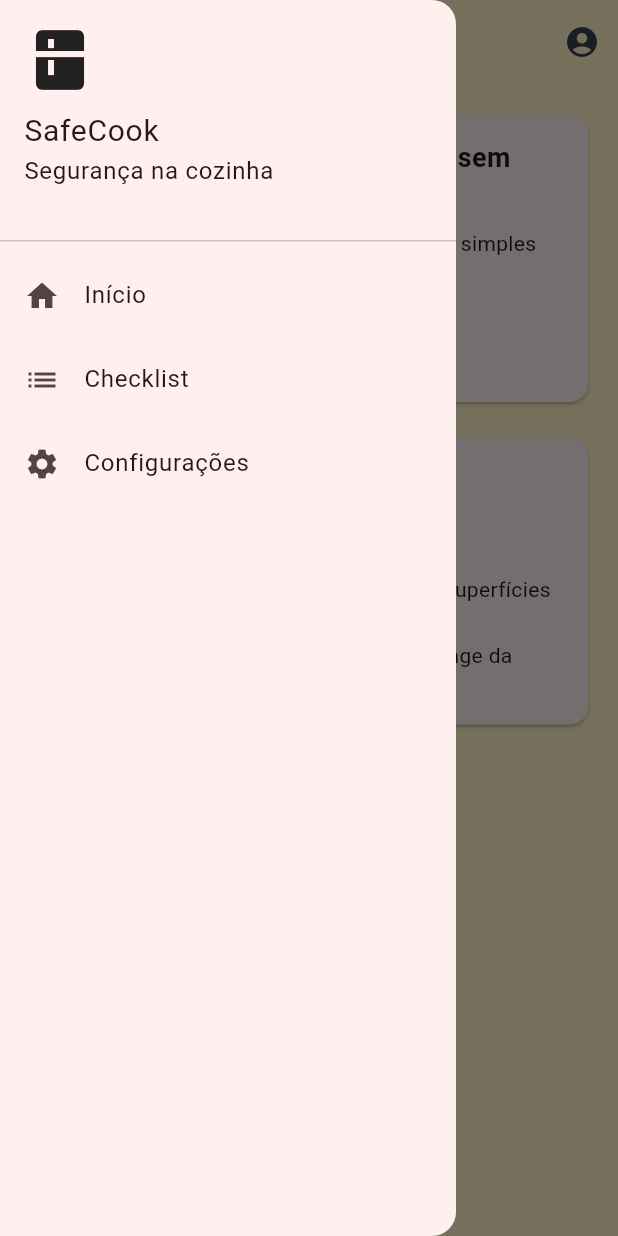
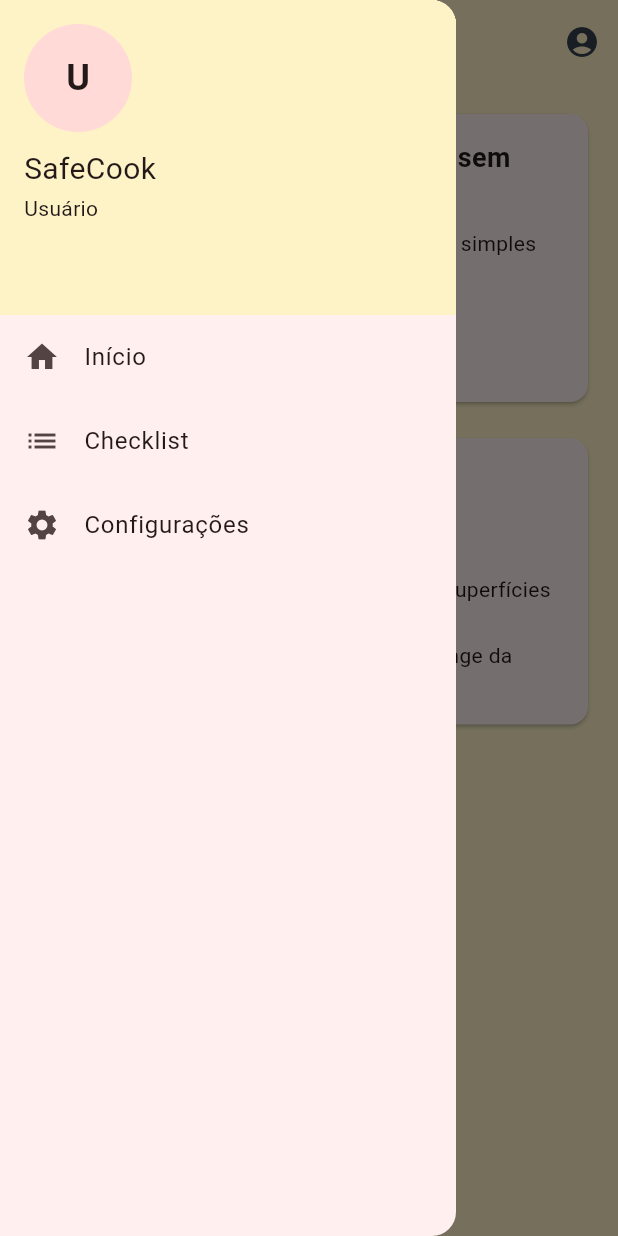
Before and after one commit to Rafael-Tomkowski/safecook, a Flutter app: the HomePage screen opened by its route, with the side drawer open, on a phone screen of 412 x 824 dp. Run offline on Flutter 3.47's test engine with Material 3 defaults, Android fonts, the phone set to English and light mode, and no system bars; our stand-ins replace image_picker, shared_preferences, supabase_flutter; accounts and stored records are empty.

Commit message:
Add profile photo avatar in drawer and app bar (local cache)

```diff
--- /dev/null
+++ b/lib/features/checklist/presentation/widgets/profile_appbar_button.dart
@@ -0,0 +1,49 @@
+import 'dart:typed_data';
+
+import 'package:flutter/material.dart';
+import 'package:safecook/services/avatar_service.dart';
+
+class ProfileAppBarButton extends StatefulWidget {
+  final VoidCallback onPressed;
+
+  const ProfileAppBarButton({super.key, required this.onPressed});
+
+  @override
+  State<ProfileAppBarButton> createState() => _ProfileAppBarButtonState();
+}
+
+class _ProfileAppBarButtonState extends State<ProfileAppBarButton> {
+  @override
+  void initState() {
+    super.initState();
+    // garante que o avatar seja carregado do cache ao entrar na Home
+    avatarService.loadAvatarBytes();
+  }
+
+  @override
+  Widget build(BuildContext context) {
+    return ValueListenableBuilder<Uint8List?>(
+      valueListenable: avatarService.avatarNotifier,
+      builder: (context, bytes, _) {
+        final Widget icon = (bytes != null)
+            ? CircleAvatar(
+                radius: 14,
+                backgroundImage: MemoryImage(bytes),
+              )
+            : const Icon(Icons.account_circle);
+
+        return Semantics(
+          button: true,
+          label: 'Abrir configurações da conta',
+          child: Tooltip(
+            message: 'Conta / Configurações',
+            child: IconButton(
+              onPressed: widget.onPressed,
+              icon: icon,
+            ),
+          ),
+        );
+      },
+    );
+  }
+}
--- /dev/null
+++ b/lib/features/checklist/presentation/widgets/user_drawer_header.dart
@@ -0,0 +1,163 @@
+import 'dart:typed_data';
+
+import 'package:flutter/material.dart';
+import 'package:supabase_flutter/supabase_flutter.dart';
+
+import 'package:safecook/services/avatar_service.dart';
+
+class UserDrawerHeader extends StatefulWidget {
+  const UserDrawerHeader({super.key});
+
+  @override
+  State<UserDrawerHeader> createState() => _UserDrawerHeaderState();
+}
+
+class _UserDrawerHeaderState extends State<UserDrawerHeader> {
+  Uint8List? _avatarBytes;
+  bool _loading = true;
+
+  @override
+  void initState() {
+    super.initState();
+    _loadAvatar();
+  }
+
+  Future<void> _loadAvatar() async {
+    final bytes = await avatarService.loadAvatarBytes();
+    if (!mounted) return;
+    setState(() {
+      _avatarBytes = bytes;
+      _loading = false;
+    });
+  }
+
+  Future<void> _pickAvatar() async {
+    final bytes = await avatarService.pickCompressAndSaveAvatar();
+    if (!mounted) return;
+    if (bytes != null) {
+      setState(() => _avatarBytes = bytes);
+      ScaffoldMessenger.of(context).showSnackBar(
+        const SnackBar(content: Text('Foto atualizada.')),
+      );
+    }
+  }
+
+  Future<void> _removeAvatar() async {
+    await avatarService.removeAvatar();
+    if (!mounted) return;
+    setState(() => _avatarBytes = null);
+    ScaffoldMessenger.of(context).showSnackBar(
+      const SnackBar(content: Text('Foto removida.')),
+    );
+  }
+
+  void _openAvatarActions() {
+    showModalBottomSheet(
+      context: context,
+      showDragHandle: true,
+      builder: (_) {
+        return SafeArea(
+          child: Column(
+            mainAxisSize: MainAxisSize.min,
+            children: [
+              ListTile(
+                leading: const Icon(Icons.photo_library),
+                title: const Text('Escolher foto'),
+                onTap: () async {
+                  Navigator.pop(context);
+                  await _pickAvatar();
+                },
+              ),
+              if (_avatarBytes != null)
+                ListTile(
+                  leading: const Icon(Icons.delete),
+                  title: const Text('Remover foto'),
+                  onTap: () async {
+                    Navigator.pop(context);
+                    await _removeAvatar();
+                  },
+                ),
+              const SizedBox(height: 8),
+            ],
+          ),
+        );
+      },
+    );
+  }
+
+  @override
+  Widget build(BuildContext context) {
+    final user = Supabase.instance.client.auth.currentUser;
+    final email = user?.email ?? '';
+    final initials = AvatarService.initialsFromEmail(email);
+
+    const double avatarSize = 72;
+
+    final avatar = CircleAvatar(
+      radius: avatarSize / 2,
+      backgroundImage: _avatarBytes != null ? MemoryImage(_avatarBytes!) : null,
+      child: _avatarBytes == null
+          ? Text(
+              initials,
+              style: Theme.of(context).textTheme.headlineSmall?.copyWith(
+                    fontWeight: FontWeight.bold,
+                  ),
+            )
+          : null,
+    );
+
+    // ✅ altura controlada (sem DrawerHeader)
+    return Material(
+      color: Theme.of(context).colorScheme.surface,
+      child: SafeArea(
+        bottom: false,
+        child: Container(
+          padding: const EdgeInsets.fromLTRB(16, 16, 16, 12),
+          height: 210, // suficiente para avatar + textos + botão sem overflow
+          width: double.infinity,
+          child: Column(
+            crossAxisAlignment: CrossAxisAlignment.start,
+            children: [
+              Semantics(
+                button: true,
+                label: 'Foto do usuário. Toque para alterar.',
+                child: Tooltip(
+                  message: 'Alterar foto do perfil',
+                  child: InkWell(
+                    onTap: _loading ? null : _openAvatarActions,
+                    borderRadius: BorderRadius.circular(avatarSize),
+                    child: SizedBox(
+                      width: avatarSize,
+                      height: avatarSize,
+                      child: Center(child: avatar),
+                    ),
+                  ),
+                ),
+              ),
+              const SizedBox(height: 10),
+              const Text('SafeCook', style: TextStyle(fontSize: 20)),
+              const SizedBox(height: 2),
+              Text(
+                email.isEmpty ? 'Usuário' : email,
+                maxLines: 1,
+                overflow: TextOverflow.ellipsis,
+              ),
+              const Spacer(),
+
+              // ✅ botão visível pra remover a foto
+              if (_avatarBytes != null)
+                SizedBox(
+                  height: 44, // alvo bom (>= 48dp é recomendado; aqui está bem próximo, mas o ListTile abaixo também ajuda)
+                  child: TextButton.icon(
+                    onPressed: _removeAvatar,
+                    icon: const Icon(Icons.delete_outline),
+                    label: const Text('Remover foto'),
+                  ),
+                ),
+            ],
+          ),
+        ),
+      ),
+    );
+  }
+}
--- a/lib/screens/home_page.dart
+++ b/lib/screens/home_page.dart
@@ -1,6 +1,9 @@
 import 'package:flutter/material.dart';
 import 'package:supabase_flutter/supabase_flutter.dart';
+
 import '../features/checklist/presentation/pages/checklist_list_page.dart';
+import '../features/checklist/presentation/widgets/user_drawer_header.dart';
+import '../features/checklist/presentation/widgets/profile_appbar_button.dart';
 
 class HomePage extends StatelessWidget {
   const HomePage({super.key});
@@ -20,21 +23,21 @@ class HomePage extends StatelessWidget {
     final supabase = Supabase.instance.client;
     final user = supabase.auth.currentUser;
 
-    // Se não estiver logado, manda pro login
     if (user == null) {
       WidgetsBinding.instance.addPostFrameCallback((_) {
         Navigator.of(context).pushNamedAndRemoveUntil('/login', (_) => false);
       });
-      return const Scaffold(body: Center(child: CircularProgressIndicator()));
+
+      return const Scaffold(
+        body: Center(child: CircularProgressIndicator()),
+      );
     }
 
     return Scaffold(
       appBar: AppBar(
         title: const Text('SafeCook'),
         actions: [
-          IconButton(
-            tooltip: user.email ?? 'Conta',
-            icon: const Icon(Icons.account_circle),
+          ProfileAppBarButton(
             onPressed: () => _openSettings(context),
           ),
         ],
@@ -42,17 +45,7 @@ class HomePage extends StatelessWidget {
       drawer: Drawer(
         child: ListView(
           children: [
-            const DrawerHeader(
-              child: Column(
-                crossAxisAlignment: CrossAxisAlignment.start,
-                children: [
-                  Icon(Icons.kitchen, size: 48),
-                  SizedBox(height: 8),
-                  Text('SafeCook', style: TextStyle(fontSize: 20)),
-                  Text('Segurança na cozinha'),
-                ],
-              ),
-            ),
+            const UserDrawerHeader(),
             ListTile(
               leading: const Icon(Icons.home),
               title: const Text('Início'),
@@ -87,7 +80,11 @@ class HomePage extends StatelessWidget {
                 child: Row(
                   crossAxisAlignment: CrossAxisAlignment.start,
                   children: [
-                    const Icon(Icons.rice_bowl, size: 48, color: Color(0xFFEF4444)),
+                    const Icon(
+                      Icons.rice_bowl,
+                      size: 48,
+                      color: Color(0xFFEF4444),
+                    ),
                     const SizedBox(width: 16),
                     Expanded(
                       child: Column(
@@ -95,10 +92,15 @@ class HomePage extends StatelessWidget {
                         children: [
                           const Text(
                             'Primeiros passos: Arroz sem erro',
-                            style: TextStyle(fontSize: 18, fontWeight: FontWeight.bold),
+                            style: TextStyle(
+                              fontSize: 18,
+                              fontWeight: FontWeight.bold,
+                            ),
                           ),
                           const SizedBox(height: 8),
-                          const Text('Comece praticando um preparo simples com um checklist organizado.'),
+                          const Text(
+                            'Comece praticando um preparo simples com um checklist organizado.',
+                          ),
                           const SizedBox(height: 12),
                           FilledButton.icon(
                             onPressed: () => _openChecklist(context),
@@ -119,7 +121,11 @@ class HomePage extends StatelessWidget {
                 child: Row(
                   crossAxisAlignment: CrossAxisAlignment.start,
                   children: [
-                    const Icon(Icons.shield_moon, size: 40, color: Color(0xFF374151)),
+                    const Icon(
+                      Icons.shield_moon,
+                      size: 40,
+                      color: Color(0xFF374151),
+                    ),
                     const SizedBox(width: 16),
                     Expanded(
                       child: Column(
@@ -127,7 +133,10 @@ class HomePage extends StatelessWidget {
                         children: const [
                           Text(
                             'Dicas rápidas de segurança',
-                            style: TextStyle(fontSize: 16, fontWeight: FontWeight.bold),
+                            style: TextStyle(
+                              fontSize: 16,
+                              fontWeight: FontWeight.bold,
+                            ),
                           ),
                           SizedBox(height: 8),
                           Text('• Não deixe panelas no fogo sem supervisão.'),
--- /dev/null
+++ b/lib/services/avatar_service.dart
@@ -0,0 +1,118 @@
+import 'dart:convert';
+import 'dart:typed_data';
+
+import 'package:flutter/foundation.dart';
+import 'package:image/image.dart' as img;
+import 'package:image_picker/image_picker.dart';
+
+import '../main.dart'; // prefsService
+
+class AvatarService {
+  static const String _keyAvatarBase64 = 'user_avatar_b64_v1';
+
+  final ImagePicker _picker = ImagePicker();
+
+  /// Notificador global: quando mudar, o AppBar e Drawer atualizam.
+  final ValueNotifier<Uint8List?> avatarNotifier = ValueNotifier<Uint8List?>(null);
+
+  Future<Uint8List?> loadAvatarBytes() async {
+    // se já está em memória, reaproveita
+    if (avatarNotifier.value != null) return avatarNotifier.value;
+
+    final b64 = prefsService.getString(_keyAvatarBase64);
+    if (b64 == null || b64.isEmpty) {
+      avatarNotifier.value = null;
+      return null;
+    }
+
+    try {
+      final bytes = base64Decode(b64);
+      avatarNotifier.value = bytes;
+      return bytes;
+    } catch (_) {
+      avatarNotifier.value = null;
+      return null;
+    }
+  }
+
+  Future<void> removeAvatar() async {
+    await prefsService.remove(_keyAvatarBase64);
+    avatarNotifier.value = null;
+  }
+
+  /// Seleciona imagem, sanitiza (remove EXIF por re-encode) e comprime.
+  Future<Uint8List?> pickCompressAndSaveAvatar() async {
+    final XFile? file = await _picker.pickImage(
+      source: ImageSource.gallery,
+    );
+
+    if (file == null) return null;
+
+    final bytes = await file.readAsBytes();
+    final sanitized = _sanitizeAndCompress(bytes);
+
+    final b64 = base64Encode(sanitized);
+    await prefsService.setString(_keyAvatarBase64, b64);
+
+    // 🔥 atualiza listeners
+    avatarNotifier.value = sanitized;
+    return sanitized;
+  }
+
+  static String initialsFromEmail(String? email) {
+    final e = (email ?? '').trim();
+    if (e.isEmpty) return 'U';
+
+    final beforeAt = e.split('@').first;
+    final cleaned = beforeAt.replaceAll(RegExp(r'[^a-zA-Z0-9\. _-]'), '');
+
+    final parts = cleaned
+        .split(RegExp(r'[\. _-]+'))
+        .where((p) => p.trim().isNotEmpty)
+        .toList();
+
+    if (parts.isEmpty) {
+      final first = cleaned.isNotEmpty ? cleaned[0] : 'U';
+      return first.toUpperCase();
+    }
+
+    final first = parts[0][0].toUpperCase();
+    final second = parts.length > 1 ? parts[1][0].toUpperCase() : '';
+    final initials = (first + second).trim();
+    return initials.isEmpty ? 'U' : initials;
+  }
+
+  Uint8List _sanitizeAndCompress(Uint8List input) {
+    try {
+      final decoded = img.decodeImage(input);
+      if (decoded == null) return input;
+
+      final resized = _resizeMax(decoded, 512);
+
+      // Re-encode remove metadados (EXIF/GPS)
+      final jpg = img.encodeJpg(resized, quality: 80);
+      return Uint8List.fromList(jpg);
+    } catch (_) {
+      return input;
+    }
+  }
+
+  img.Image _resizeMax(img.Image src, int maxSide) {
+    final w = src.width;
+    final h = src.height;
+
+    if (w <= maxSide && h <= maxSide) return src;
+
+    if (w >= h) {
+      final newW = maxSide;
+      final newH = (h * (maxSide / w)).round();
+      return img.copyResize(src, width: newW, height: newH);
+    } else {
+      final newH = maxSide;
+      final newW = (w * (maxSide / h)).round();
+      return img.copyResize(src, width: newW, height: newW);
+    }
+  }
+}
+
+final avatarService = AvatarService();
--- a/pubspec.yaml
+++ b/pubspec.yaml
@@ -29,6 +29,8 @@ environment:
 # versions available, run `flutter pub outdated`.
 dependencies:
 
+  image_picker: ^1.1.2
+  image: ^4.2.0
 
   flutter:
     sdk: flutter
```
Also changed, not shown: lib/screens/settings_page.dart (+23 -35 lines), lib/screens/splash_page.dart (+13 -12 lines), lib/services/prefs_service.dart (+32 -3 lines), pubspec.lock, 7 other files.
